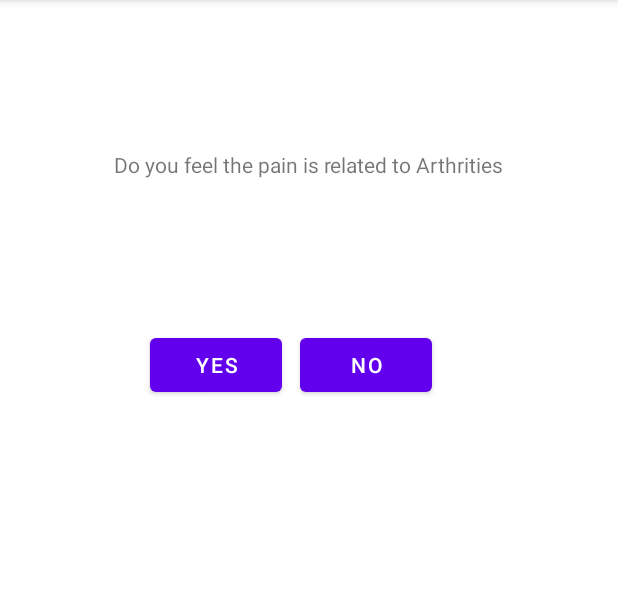
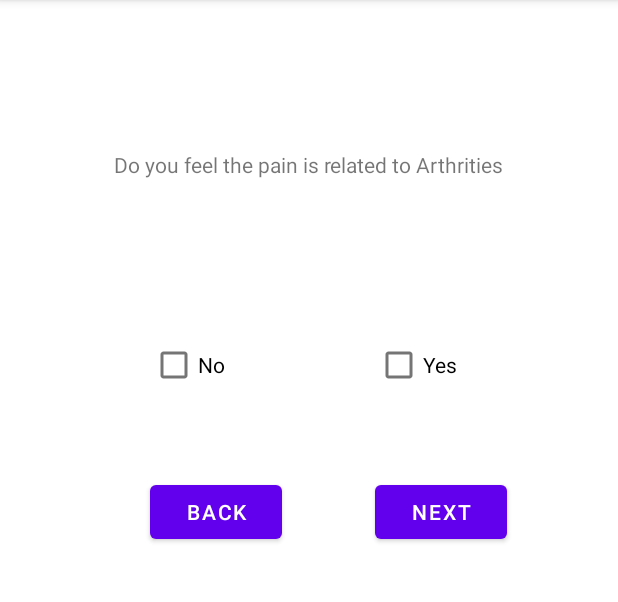
Before and after one commit to Kannadasa/firebase_demo, an Android app: the Question1Activity screen opened directly, with no data from a screen before it, on a phone screen of 412 x 824 dp, the part 84-686 px from its top. Run offline under Robolectric (Android 15) with nearby library versions, the phone set to English and light mode, and no system bars.

```diff
--- a/app/build.gradle
+++ b/app/build.gradle
@@ -35,6 +35,7 @@ dependencies {
     implementation 'com.google.android.material:material:1.3.0'
     implementation 'androidx.constraintlayout:constraintlayout:2.0.4'
     implementation 'com.google.firebase:firebase-auth:20.0.4'
+    implementation 'com.google.firebase:firebase-database:19.7.0'
     testImplementation 'junit:junit:4.+'
     androidTestImplementation 'androidx.test.ext:junit:1.1.2'
     androidTestImplementation 'androidx.test.espresso:espresso-core:3.3.0'
--- a/app/src/main/java/com/example/firebase_demo/MainActivity.java
+++ b/app/src/main/java/com/example/firebase_demo/MainActivity.java
@@ -20,7 +20,7 @@ public class MainActivity extends AppCompatActivity {
 
         start = findViewById(R.id.start);
 
-        start.setOnClickListener(new View.OnClickListener() {
+        start.setOnClickListener(new View.OnClickListener()  {
             @Override
             public void onClick(View v) {
                 Toast.makeText(MainActivity.this,"Start the questionnaire",Toast.LENGTH_SHORT).show();
--- a/app/src/main/java/com/example/firebase_demo/Question1Activity.java
+++ b/app/src/main/java/com/example/firebase_demo/Question1Activity.java
@@ -2,20 +2,60 @@ package com.example.firebase_demo;
 
 import androidx.appcompat.app.AppCompatActivity;
 
+import android.annotation.SuppressLint;
+import android.app.Activity;
+import android.content.Intent;
 import android.os.Bundle;
+import android.view.View;
+import android.view.View.OnClickListener;
 import android.widget.Button;
+import android.widget.CheckBox;
 
 public class Question1Activity extends AppCompatActivity {
 
-    private Button yes;
-    private Button no;
+    private CheckBox yes1;
+    private CheckBox no1;
+    private Button back1;
+    private Button next1;
 
-
-    @Override
-    protected void onCreate(Bundle savedInstanceState) {
-        super.onCreate(savedInstanceState);
+    protected void onCreate(Bundle icicle){
+        super.onCreate(icicle);
         setContentView(R.layout.activity_question1);
 
+        yes1 = findViewById(R.id.yes1);
+        no1 = findViewById(R.id.no1);
+        back1 =findViewById(R.id.back1);
+        next1=findViewById(R.id.next1);
+
+      no1.setOnClickListener(new OnClickListener() {
+          @Override
+          public void onClick(View v) {
+              if (no1.isChecked()){
+
+                  back1.setOnClickListener(new OnClickListener() {
+                      @Override
+                      public void onClick(View v) {
+                          startActivity(new Intent(Question1Activity.this, MainActivity.class));
+                      }
+                  });
+
+              }
+          }
+      });
+
+      yes1.setOnClickListener(new OnClickListener() {
+          @Override
+          public void onClick(View v) {
+              if (yes1.isChecked()){
+                  next1.setOnClickListener(new OnClickListener() {
+                      @Override
+                      public void onClick(View v) {
+                          startActivity(new Intent(Question1Activity.this, MainActivity.class));
+                      }
+                  });
+              }
+          }
+      });
 
     }
 }
--- a/app/src/main/res/layout/activity_question1.xml
+++ b/app/src/main/res/layout/activity_question1.xml
@@ -15,21 +15,45 @@
         android:id="@+id/text"
         android:textAlignment="center" />
 
-    <Button
+    <CheckBox
         android:layout_width="wrap_content"
         android:layout_height="wrap_content"
         android:layout_below="@+id/text"
+        android:layout_marginLeft="250dp"
+        android:layout_marginTop="100dp"
+        android:id="@+id/yes1"
+
+        android:text="Yes" />
+
+    <CheckBox
+        android:layout_width="wrap_content"
+        android:layout_height="wrap_content"
+        android:layout_below="@+id/text"
+        android:layout_marginTop="100dp"
         android:layout_marginLeft="100dp"
-        android:layout_marginTop="100dp"
-        android:text="Yes" />
+        android:id="@+id/no1"
+        android:text="No" />
 
     <Button
         android:layout_width="wrap_content"
         android:layout_height="wrap_content"
-        android:layout_below="@+id/text"
-        android:layout_marginTop="100dp"
-        android:layout_marginLeft="200dp"
-        android:text="No" />
+        android:layout_below="@+id/no1"
+        android:layout_marginLeft="100dp"
+        android:layout_marginTop="50dp"
+        android:id="@+id/back1"
+        android:text="Back" />
+
+    <Button
+        android:layout_width="wrap_content"
+        android:layout_height="wrap_content"
+        android:layout_below="@+id/no1"
+        android:layout_marginLeft="250dp"
+        android:layout_marginTop="50dp"
+        android:id="@+id/next1"
+        android:text="Next" />
+
+
+
 
 
 </RelativeLayout>
```
Also changed, not shown: app/src/main/java/com/example/firebase_demo/LoginActivity.java (+26 -3 lines), app/src/main/java/com/example/firebase_demo/RegisterActivity.java (+15 -0 lines), app/src/main/res/layout/activity_login.xml (+19 -2 lines), app/src/main/res/layout/activity_register.xml (+9 -4 lines).
